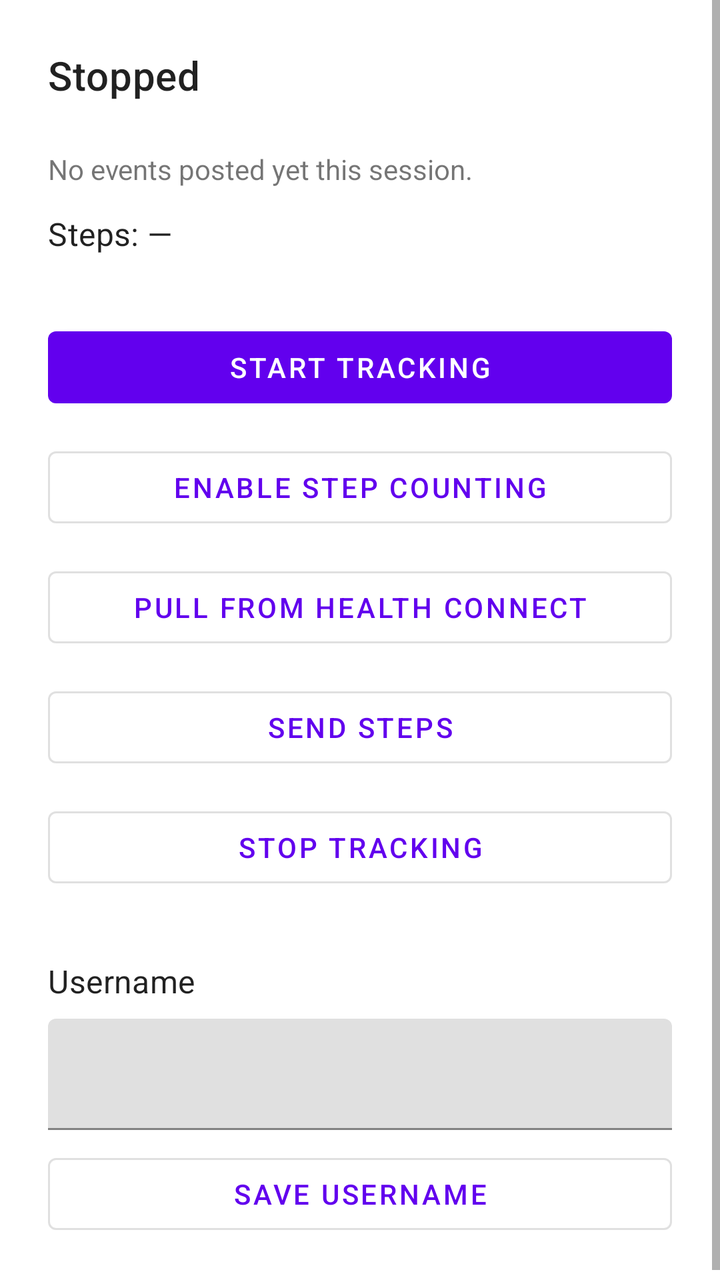
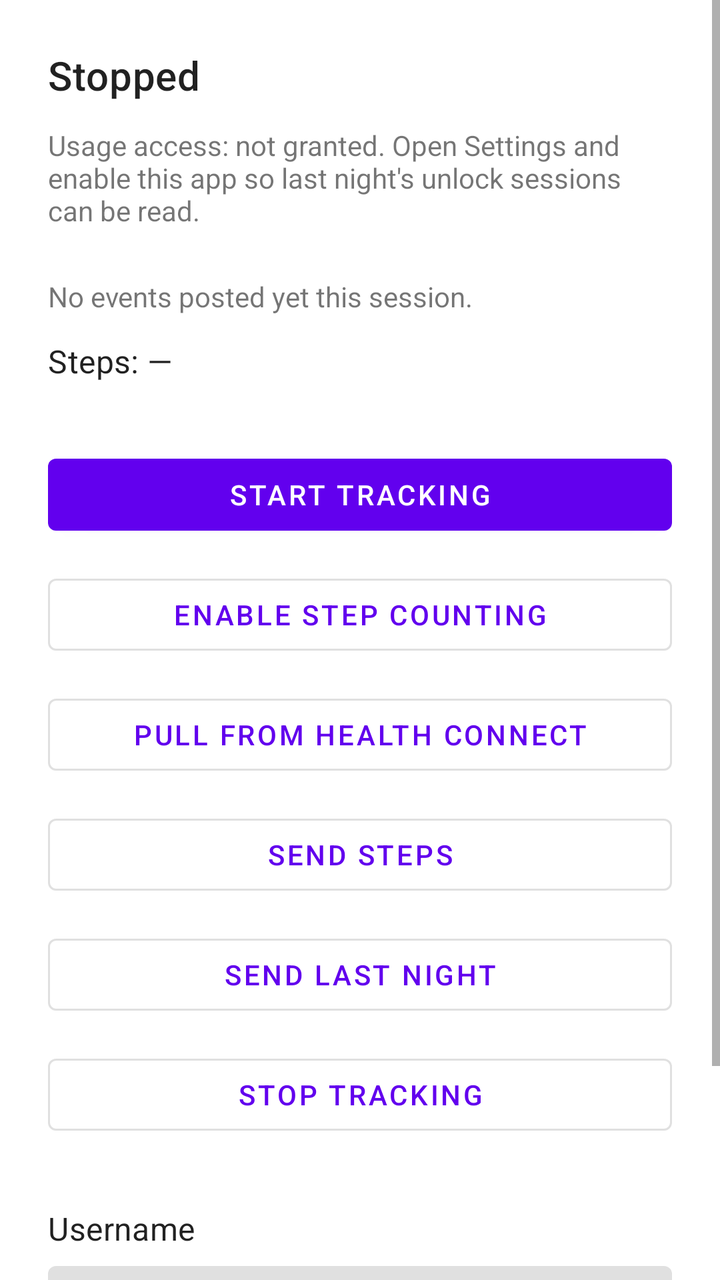

The first picture is an Android layout as it rendered before a commit; the second is the same layout after the commit. The layout source and the unified diff follow.
<!-- AndroidManifest.xml: application theme Theme.SleepTracker -->
<!-- res/layout/activity_main.xml -->
<?xml version="1.0" encoding="utf-8"?>
<ScrollView xmlns:android="http://schemas.android.com/apk/res/android"
    xmlns:app="http://schemas.android.com/apk/res-auto"
    android:layout_width="match_parent"
    android:layout_height="match_parent"
    android:fillViewport="true">

<androidx.constraintlayout.widget.ConstraintLayout
    android:layout_width="match_parent"
    android:layout_height="wrap_content"
    android:padding="24dp">

    <TextView
        android:id="@+id/statusText"
        android:layout_width="0dp"
        android:layout_height="wrap_content"
        android:textAppearance="?attr/textAppearanceHeadline6"
        android:text="@string/status_stopped"
        app:layout_constraintTop_toTopOf="parent"
        app:layout_constraintStart_toStartOf="parent"
        app:layout_constraintEnd_toEndOf="parent" />

    <TextView
        android:id="@+id/configWarning"
        android:layout_width="0dp"
        android:layout_height="wrap_content"
        android:layout_marginTop="12dp"
        android:textColor="#B91C1C"
        android:visibility="gone"
        android:text="@string/config_missing"
        app:layout_constraintTop_toBottomOf="@id/statusText"
        app:layout_constraintStart_toStartOf="parent"
        app:layout_constraintEnd_toEndOf="parent" />

    <TextView
        android:id="@+id/lastEventText"
        android:layout_width="0dp"
        android:layout_height="wrap_content"
        android:layout_marginTop="24dp"
        android:text="@string/last_event_none"
        app:layout_constraintTop_toBottomOf="@id/configWarning"
        app:layout_constraintStart_toStartOf="parent"
        app:layout_constraintEnd_toEndOf="parent" />

    <TextView
        android:id="@+id/dailyStepsText"
        android:layout_width="0dp"
        android:layout_height="wrap_content"
        android:layout_marginTop="12dp"
        android:textAppearance="?attr/textAppearanceSubtitle1"
        android:text="@string/daily_steps_none"
        app:layout_constraintTop_toBottomOf="@id/lastEventText"
        app:layout_constraintStart_toStartOf="parent"
        app:layout_constraintEnd_toEndOf="parent" />

    <com.google.android.material.button.MaterialButton
        android:id="@+id/startButton"
        android:layout_width="0dp"
        android:layout_height="wrap_content"
        android:layout_marginTop="32dp"
        android:text="@string/btn_start"
        app:layout_constraintTop_toBottomOf="@id/dailyStepsText"
        app:layout_constraintStart_toStartOf="parent"
        app:layout_constraintEnd_toEndOf="parent" />

    <com.google.android.material.button.MaterialButton
        android:id="@+id/enableStepsButton"
        style="@style/Widget.MaterialComponents.Button.OutlinedButton"
        android:layout_width="0dp"
        android:layout_height="wrap_content"
        android:layout_marginTop="12dp"
        android:text="@string/btn_enable_steps"
        app:layout_constraintTop_toBottomOf="@id/startButton"
        app:layout_constraintStart_toStartOf="parent"
        app:layout_constraintEnd_toEndOf="parent" />

    <com.google.android.material.button.MaterialButton
        android:id="@+id/pullHealthConnectButton"
        style="@style/Widget.MaterialComponents.Button.OutlinedButton"
        android:layout_width="0dp"
        android:layout_height="wrap_content"
        android:layout_marginTop="12dp"
        android:text="@string/btn_pull_health_connect"
        app:layout_constraintTop_toBottomOf="@id/enableStepsButton"
        app:layout_constraintStart_toStartOf="parent"
        app:layout_constraintEnd_toEndOf="parent" />

    <com.google.android.material.button.MaterialButton
        android:id="@+id/sendStepsButton"
        style="@style/Widget.MaterialComponents.Button.OutlinedButton"
        android:layout_width="0dp"
        android:layout_height="wrap_content"
        android:layout_marginTop="12dp"
        android:text="@string/btn_send_steps"
        app:layout_constraintTop_toBottomOf="@id/pullHealthConnectButton"
        app:layout_constraintStart_toStartOf="parent"
        app:layout_constraintEnd_toEndOf="parent" />

    <com.google.android.material.button.MaterialButton
        android:id="@+id/stopButton"
        style="@style/Widget.MaterialComponents.Button.OutlinedButton"
        android:layout_width="0dp"
        android:layout_height="wrap_content"
        android:layout_marginTop="12dp"
        android:text="@string/btn_stop"
        app:layout_constraintTop_toBottomOf="@id/sendStepsButton"
        app:layout_constraintStart_toStartOf="parent"
        app:layout_constraintEnd_toEndOf="parent" />

    <TextView
        android:id="@+id/usernameLabel"
        android:layout_width="0dp"
        android:layout_height="wrap_content"
        android:layout_marginTop="32dp"
        android:textAppearance="?attr/textAppearanceSubtitle1"
        android:text="@string/username_label"
        app:layout_constraintTop_toBottomOf="@id/stopButton"
        app:layout_constraintStart_toStartOf="parent"
        app:layout_constraintEnd_toEndOf="parent" />

    <com.google.android.material.textfield.TextInputLayout
        android:id="@+id/usernameInputLayout"
        android:layout_width="0dp"
        android:layout_height="wrap_content"
        android:layout_marginTop="8dp"
        app:layout_constraintTop_toBottomOf="@id/usernameLabel"
        app:layout_constraintStart_toStartOf="parent"
        app:layout_constraintEnd_toEndOf="parent">

        <com.google.android.material.textfield.TextInputEditText
            android:id="@+id/usernameInput"
            android:layout_width="match_parent"
            android:layout_height="wrap_content"
            android:inputType="textPersonName"
            android:maxLines="1"
            android:imeOptions="actionDone" />
    </com.google.android.material.textfield.TextInputLayout>

    <com.google.android.material.button.MaterialButton
        android:id="@+id/saveUsernameButton"
        style="@style/Widget.MaterialComponents.Button.OutlinedButton"
        android:layout_width="0dp"
        android:layout_height="wrap_content"
        android:layout_marginTop="8dp"
        android:text="@string/btn_save_username"
        app:layout_constraintTop_toBottomOf="@id/usernameInputLayout"
        app:layout_constraintStart_toStartOf="parent"
        app:layout_constraintEnd_toEndOf="parent" />

</androidx.constraintlayout.widget.ConstraintLayout>

</ScrollView>
<!-- resources referenced by this layout -->
<resources>
  <string name="btn_enable_steps">Enable step counting</string>
  <string name="btn_pull_health_connect">Pull from Health Connect</string>
  <string name="btn_save_username">Save username</string>
  <string name="btn_send_steps">Send steps</string>
  <string name="btn_start">Start tracking</string>
  <string name="btn_stop">Stop tracking</string>
  <string name="config_missing">app.url or ingest.token is empty. Set them in android/local.properties and rebuild.</string>
  <string name="daily_steps_none">Steps: —</string>
  <string name="last_event_none">No events posted yet this session.</string>
  <string name="status_stopped">Stopped</string>
  <string name="username_label">Username</string>
  <style name="Theme.SleepTracker" parent="Theme.MaterialComponents.DayNight.NoActionBar" />
</resources>

<!-- the commit's change to res/layout/activity_main.xml (unified diff, before → after) -->
@@ -33,12 +33,22 @@
         app:layout_constraintEnd_toEndOf="parent" />
 
     <TextView
+        android:id="@+id/usageAccessText"
+        android:layout_width="0dp"
+        android:layout_height="wrap_content"
+        android:layout_marginTop="12dp"
+        android:text="@string/usage_access_missing"
+        app:layout_constraintTop_toBottomOf="@id/configWarning"
+        app:layout_constraintStart_toStartOf="parent"
+        app:layout_constraintEnd_toEndOf="parent" />
+
+    <TextView
         android:id="@+id/lastEventText"
         android:layout_width="0dp"
         android:layout_height="wrap_content"
         android:layout_marginTop="24dp"
         android:text="@string/last_event_none"
-        app:layout_constraintTop_toBottomOf="@id/configWarning"
+        app:layout_constraintTop_toBottomOf="@id/usageAccessText"
         app:layout_constraintStart_toStartOf="parent"
         app:layout_constraintEnd_toEndOf="parent" />
 
@@ -97,13 +107,24 @@
         app:layout_constraintEnd_toEndOf="parent" />
 
     <com.google.android.material.button.MaterialButton
+        android:id="@+id/sendLastNightButton"
+        style="@style/Widget.MaterialComponents.Button.OutlinedButton"
+        android:layout_width="0dp"
+        android:layout_height="wrap_content"
+        android:layout_marginTop="12dp"
+        android:text="@string/btn_send_last_night"
+        app:layout_constraintTop_toBottomOf="@id/sendStepsButton"
+        app:layout_constraintStart_toStartOf="parent"
+        app:layout_constraintEnd_toEndOf="parent" />
+
+    <com.google.android.material.button.MaterialButton
         android:id="@+id/stopButton"
         style="@style/Widget.MaterialComponents.Button.OutlinedButton"
         android:layout_width="0dp"
         android:layout_height="wrap_content"
         android:layout_marginTop="12dp"
         android:text="@string/btn_stop"
-        app:layout_constraintTop_toBottomOf="@id/sendStepsButton"
+        app:layout_constraintTop_toBottomOf="@id/sendLastNightButton"
         app:layout_constraintStart_toStartOf="parent"
         app:layout_constraintEnd_toEndOf="parent" />
 
<!-- resource entries referenced after the edit -->
@@ -3,6 +3,7 @@
   <string name="btn_enable_steps">Enable step counting</string>
   <string name="btn_pull_health_connect">Pull from Health Connect</string>
   <string name="btn_save_username">Save username</string>
+  <string name="btn_send_last_night">Send last night</string>
   <string name="btn_send_steps">Send steps</string>
   <string name="btn_start">Start tracking</string>
   <string name="btn_stop">Stop tracking</string>
@@ -10,6 +11,7 @@
   <string name="daily_steps_none">Steps: —</string>
   <string name="last_event_none">No events posted yet this session.</string>
   <string name="status_stopped">Stopped</string>
+  <string name="usage_access_missing">Usage access: not granted. Open Settings and enable this app so last night\'s unlock sessions can be read.</string>
   <string name="username_label">Username</string>
   <style name="Theme.SleepTracker" parent="Theme.MaterialComponents.DayNight.NoActionBar" />
 </resources>
